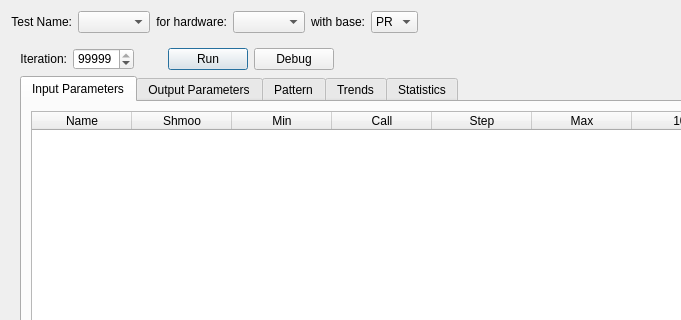
Qt form src/ATE_spyder/ate_spyder_test_runner/widgets/main_widget.ui (Semi-ATE/Semi-ATE) before a commit; both pictures show x 0 to 681 and y 0 to 320 of the 862 by 629 pixel window.
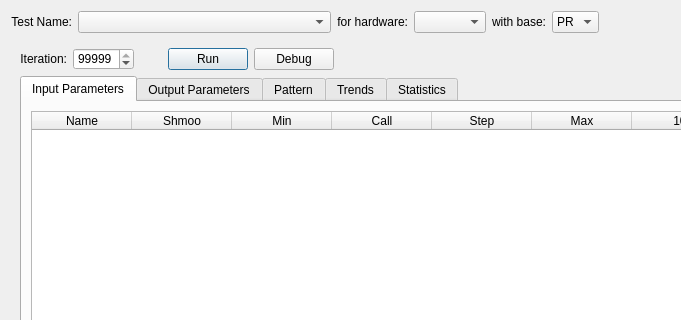
The same form after that commit.

Commit message: #280 expand test dropdown

```diff
--- a/src/ATE_spyder/ate_spyder_test_runner/widgets/main_widget.ui
+++ b/src/ATE_spyder/ate_spyder_test_runner/widgets/main_widget.ui
@@ -48,6 +48,12 @@
        </item>
        <item>
         <widget class="QComboBox" name="testName">
+         <property name="sizePolicy">
+          <sizepolicy hsizetype="Expanding" vsizetype="Fixed">
+           <horstretch>0</horstretch>
+           <verstretch>0</verstretch>
+          </sizepolicy>
+         </property>
          <property name="minimumSize">
           <size>
            <width>0</width>
```
